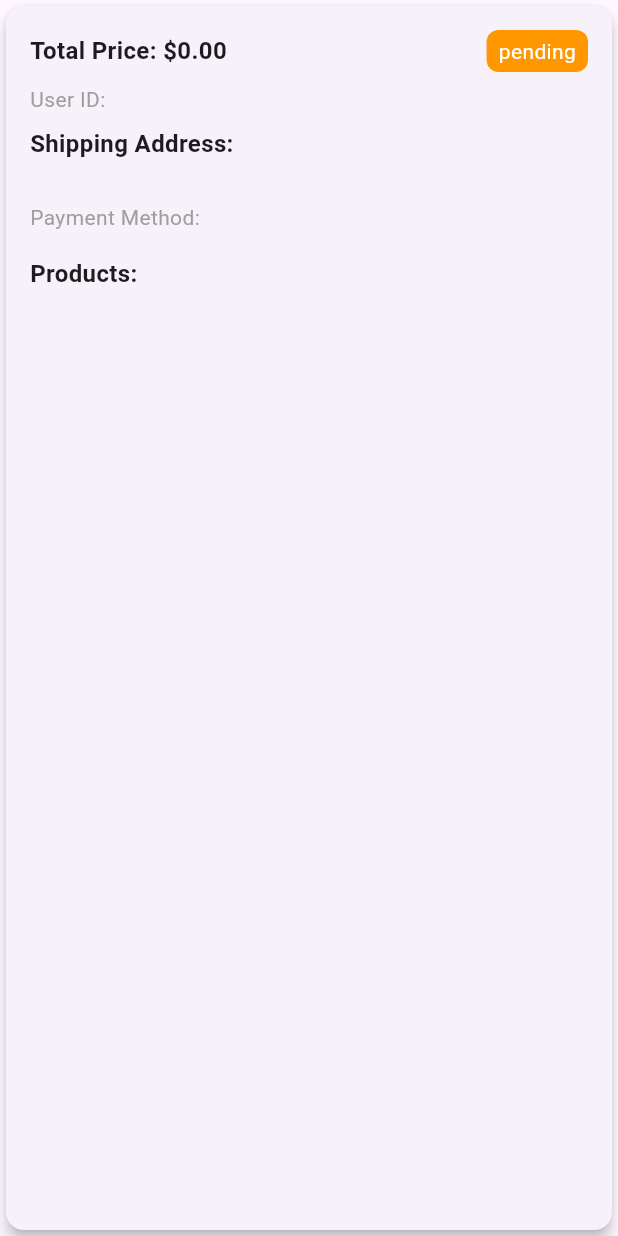
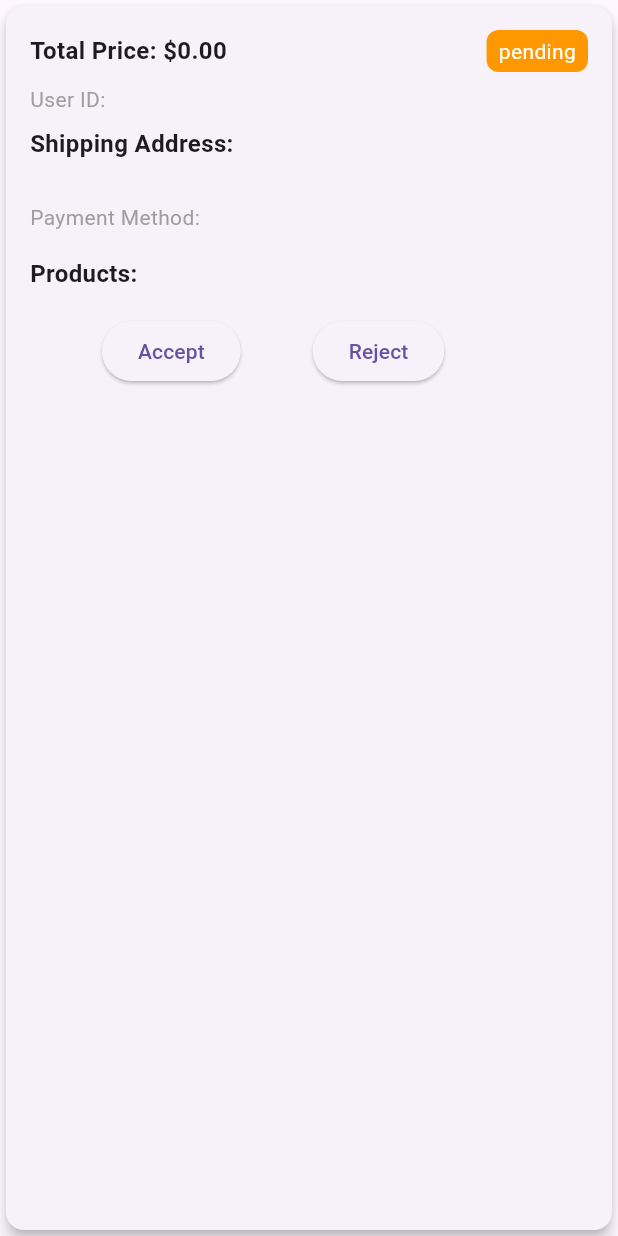
Before and after one commit to tharwatsamy/fruits_hub_dashboard, a Flutter app: the OrderItemWidget widget shown alone on an empty page, opened directly with empty values, on a phone screen of 412 x 824 dp. Run offline on Flutter 3.47's test engine with Material 3 defaults, Android fonts, the light colour scheme and no system bars; our stand-ins replace bloc, cloud_firestore, dartz, firebase_core, firebase_storage, flutter_bloc and 5 more; accounts and stored records are empty; network calls fail; statements that could not run were skipped.

Commit message:
create actions buttons

```diff
--- /dev/null
+++ b/lib/features/orders/presentation/views/widgets/action_buttons.dart
@@ -0,0 +1,44 @@
+import 'package:flutter/material.dart';
+import 'package:flutter/widgets.dart';
+
+import '../../../../../core/enums/order_enum.dart';
+import '../../../domain/entities/data/models/order_entity.dart';
+
+class ActionButtons extends StatelessWidget {
+  const ActionButtons({
+    super.key,
+    required this.orderModel,
+  });
+
+  final OrderEntity orderModel;
+
+  @override
+  Widget build(BuildContext context) {
+    return Row(
+      mainAxisAlignment: MainAxisAlignment.spaceEvenly,
+      children: [
+        Visibility(
+          visible: orderModel.status == OrderEnum.pending,
+          child: ElevatedButton(
+            onPressed: () {},
+            child: const Text('Accept'),
+          ),
+        ),
+        Visibility(
+          visible: orderModel.status == OrderEnum.pending,
+          child: ElevatedButton(
+            onPressed: () {},
+            child: const Text('Reject'),
+          ),
+        ),
+        Visibility(
+          visible: orderModel.status == OrderEnum.accepted,
+          child: ElevatedButton(
+            onPressed: () {},
+            child: const Text('Delivered'),
+          ),
+        ),
+      ],
+    );
+  }
+}
--- a/lib/features/orders/presentation/views/widgets/order_item.dart
+++ b/lib/features/orders/presentation/views/widgets/order_item.dart
@@ -1,6 +1,7 @@
 import 'package:cached_network_image/cached_network_image.dart';
 import 'package:flutter/material.dart';
 import 'package:fruit_hub_dashboard/features/orders/domain/entities/data/models/order_entity.dart';
+import 'package:fruit_hub_dashboard/features/orders/presentation/views/widgets/action_buttons.dart';
 
 import '../../../../../core/enums/order_enum.dart';
 import '../../../data/models/order_model.dart';
@@ -114,6 +115,9 @@ class OrderItemWidget extends StatelessWidget {
                 );
               },
             ),
+
+            const SizedBox(height: 16),
+            ActionButtons(orderModel: orderModel),
           ],
         ),
       ),
```
